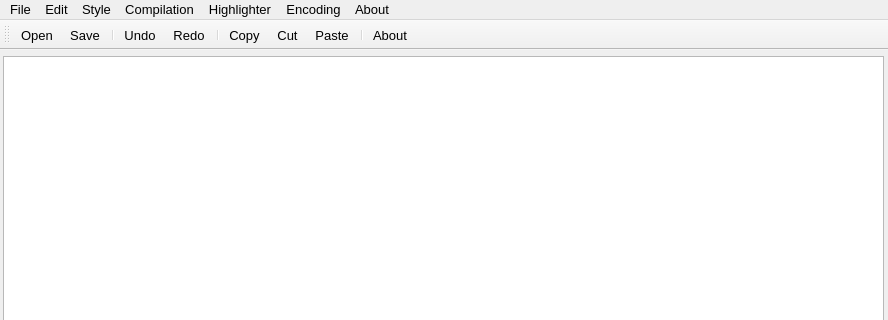
This is text_edit.ui in diemvs/text_editor as Qt 5 draws it before an edit; both pictures show x 0 to 888 and y 0 to 320 of the 888 by 500 pixel window. The edited form follows.
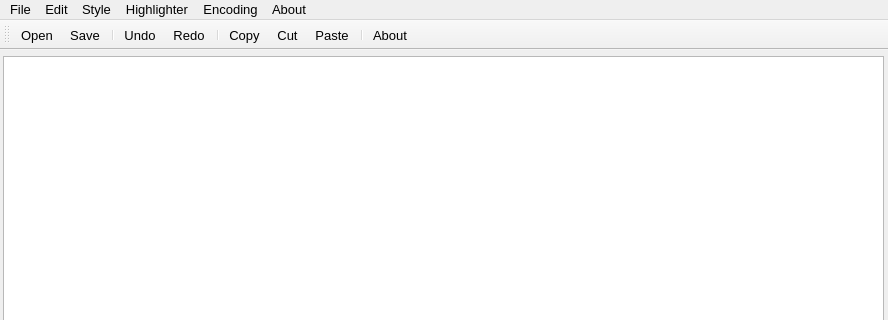
This is the edited form. Icons and pictures are not drawn.

Diff of the .ui file:
```diff
--- a/text_edit.ui
+++ b/text_edit.ui
@@ -79,11 +79,6 @@
     <addaction name="fontColour"/>
     <addaction name="bColour"/>
    </widget>
-   <widget class="QMenu" name="menu">
-    <property name="title">
-     <string>Compilation</string>
-    </property>
-   </widget>
    <widget class="QMenu" name="menuAbout">
     <property name="title">
      <string>About</string>
@@ -121,7 +116,6 @@
    <addaction name="menuFile"/>
    <addaction name="menuEdit_2"/>
    <addaction name="menuEdit"/>
-   <addaction name="menu"/>
    <addaction name="menuHighlighter"/>
    <addaction name="menuText_Codec"/>
    <addaction name="menuAbout"/>
```
